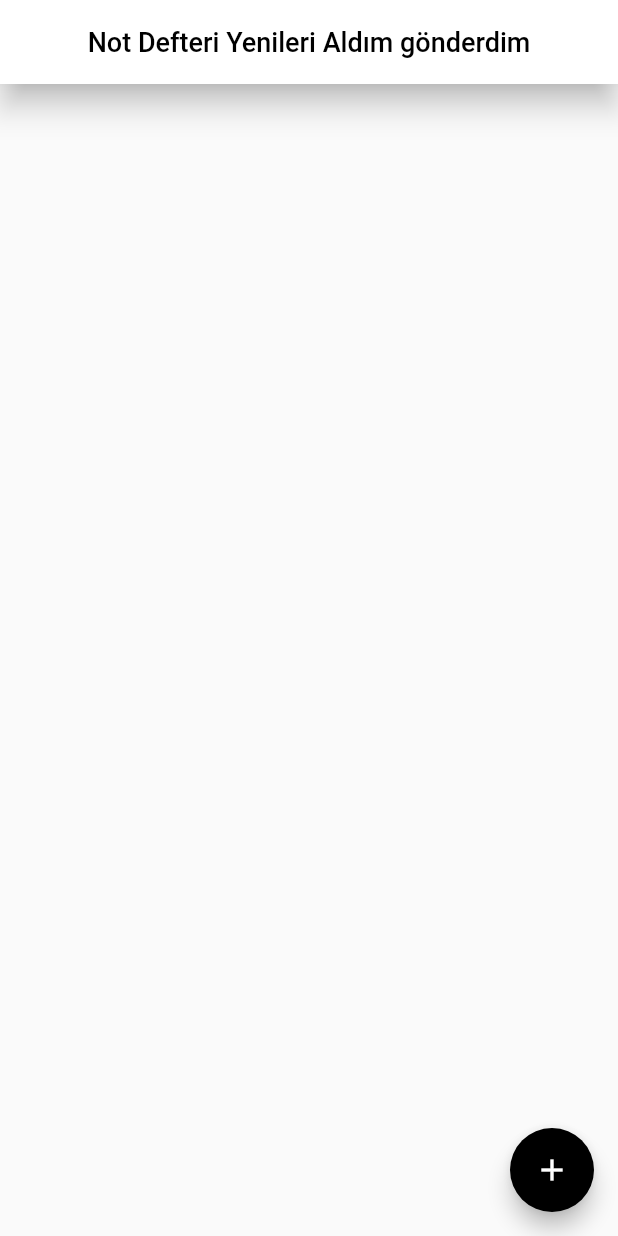
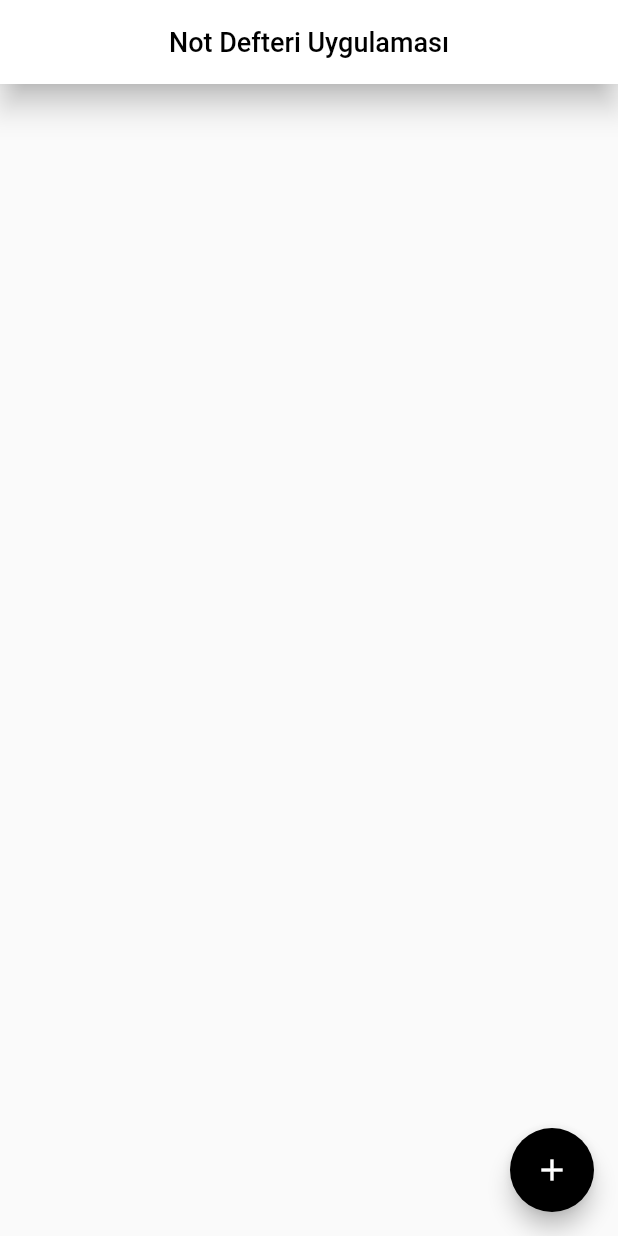
Before and after one commit to nureddineraslan/mvvm_not_defteri, a Flutter app: the screen it shows after launch, on a phone screen of 412 x 824 dp. Run offline on Flutter 3.47's test engine with Material 2 defaults, Android fonts, the phone set to English and light mode, and no system bars; our stand-ins replace flutter_bloc.

Commit message:
Update NoteListView.dart

```diff
--- a/lib/views/NoteListView.dart
+++ b/lib/views/NoteListView.dart
@@ -13,7 +13,7 @@ class NoteListView extends StatelessWidget {
     return Scaffold(
       appBar: AppBar(
         title: Text(
-          'Not Defteri Yenileri Aldım gönderdim',
+          'Not Defteri Uygulaması',
           style: TextStyle(color: Colors.black, fontSize: 18),
         ),
         centerTitle: true,
```
